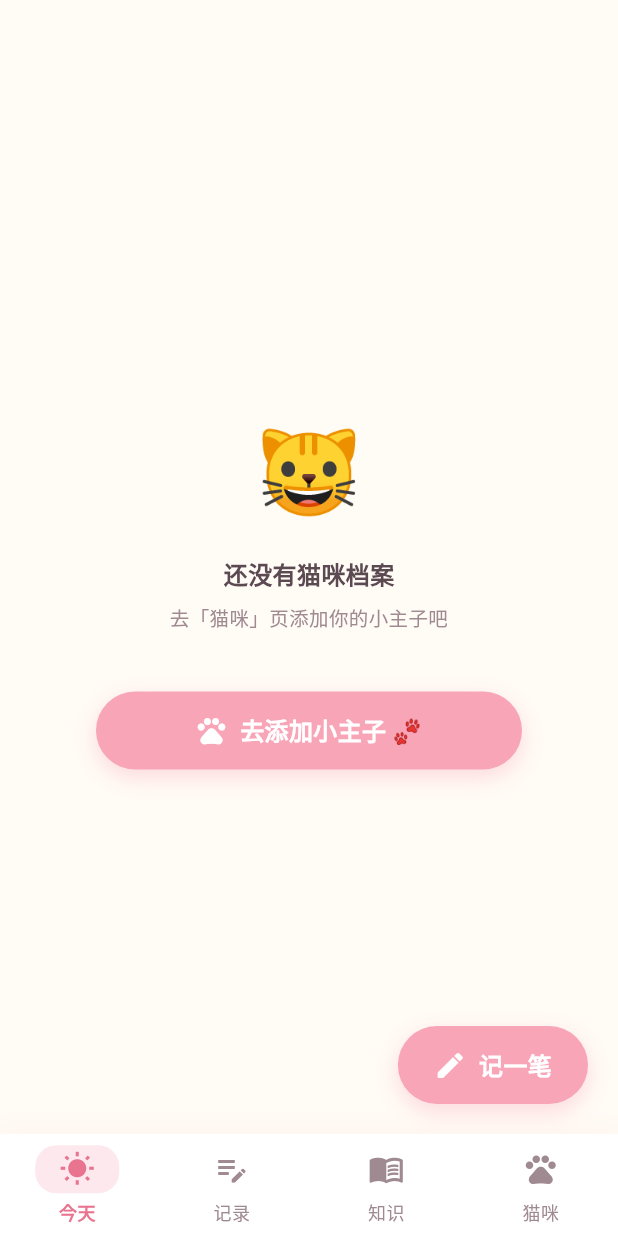
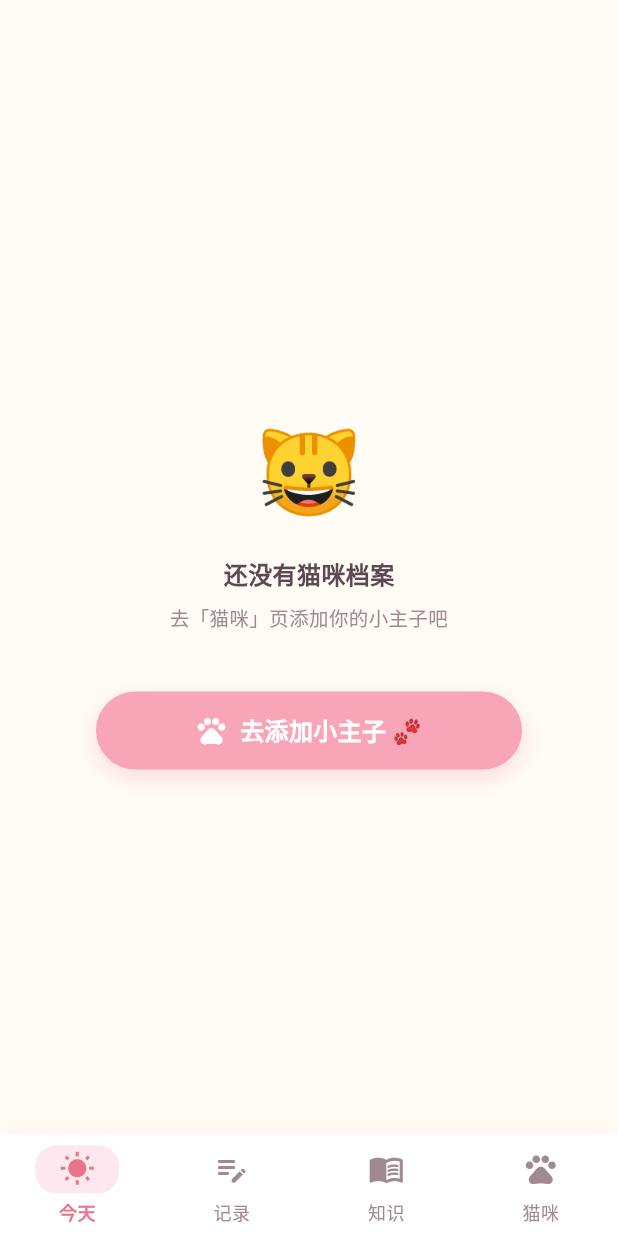
Before and after one commit to lvliang666666/ecat, a Flutter app: the HomePage screen opened directly, on a phone screen of 412 x 824 dp. Run offline on Flutter 3.47's test engine with Material 3 defaults, Android fonts, the phone set to English and light mode, and no system bars; our stand-ins replace fl_chart, flutter_local_notifications, shared_preferences, timezone; missing offline and left inert: file_selector; accounts and stored records are empty.

Commit message:
refactor(ui): 移除记一笔入口，记录页纯查看
- 首页今日喂食右上角「＋ 记一笔」去掉
- 右下角悬浮「记一笔」按钮去掉（含 PawButton import 清理）
- 首页喂食空态不再可点击弹记录弹窗
- 记录簿空态文案改为「去猫咪详情页记录」
- 保留：记录簿/健康时间线长按编辑删除、猫咪详情页记录体重
- 新增记录入口后续批次统一规划到猫咪详情页

```diff
--- a/lib/main.dart
+++ b/lib/main.dart
@@ -11,7 +11,7 @@ import 'store/agent_store.dart';
 import 'store/cat_store.dart';
 import 'store/settings_store.dart';
 import 'store/photo_store.dart';
-import 'widgets/common.dart' show photoResolver, CuteNav, PawButton;
+import 'widgets/common.dart' show photoResolver, CuteNav;
 import 'pages/home_page.dart';
 import 'pages/record_page.dart';
 import 'pages/cat_page.dart';
@@ -141,20 +141,6 @@ class _HomePageState extends State<HomePage> {
 
     return Scaffold(
       body: pages[_index],
-      // 「记一笔」悬浮按钮：PawButton 自带 CuteTap（按压缩放 + 震动）
-      floatingActionButton: _index == 0 || _index == 1
-          ? Padding(
-              padding: const EdgeInsets.only(right: 4, bottom: 4),
-              child: PawButton(
-                label: '记一笔',
-                icon: Icons.edit_rounded,
-                expanded: false,
-                onTap: () => openQuickRecord(context),
-              ),
-            )
-          : null,
-      floatingActionButtonLocation:
-          FloatingActionButtonLocation.endFloat,
       // 底栏：CuteNav 每项独立按压反馈（放大 + 震动）
       // 顺序：今天 / 记录 / 知识（Agent 入口）/ 猫咪（档案设置）
       bottomNavigationBar: CuteNav(
--- a/lib/pages/record_page.dart
+++ b/lib/pages/record_page.dart
@@ -1,5 +1,6 @@
 // eCAT · 记录簿页 —— 当前猫咪的全部历史记录时间线
-// 合并喂食 / 体重 / 健康三类记录，按时间倒序展示，支持类型筛选与长按删除。
+// 合并喂食 / 体重 / 健康三类记录，按时间倒序展示，支持类型筛选。
+// 本页纯查看 + 长按编辑/删除；新增记录入口在猫咪详情页。
 library;
 
 import 'package:flutter/material.dart';
@@ -324,7 +325,7 @@ class _RecordPageState extends State<RecordPage> {
                   ? const EmptyState(
                       emoji: '📖',
                       title: '还没有记录',
-                      subtitle: '点右下角「记一笔」开始记录吧',
+                      subtitle: '去猫咪详情页记录喂食、体重和健康吧',
                     )
                   : ListView.separated(
                       padding: const EdgeInsets.fromLTRB(20, 4, 20, 96),
```
Also changed, not shown: lib/pages/home_page.dart (+4 -22 lines).
